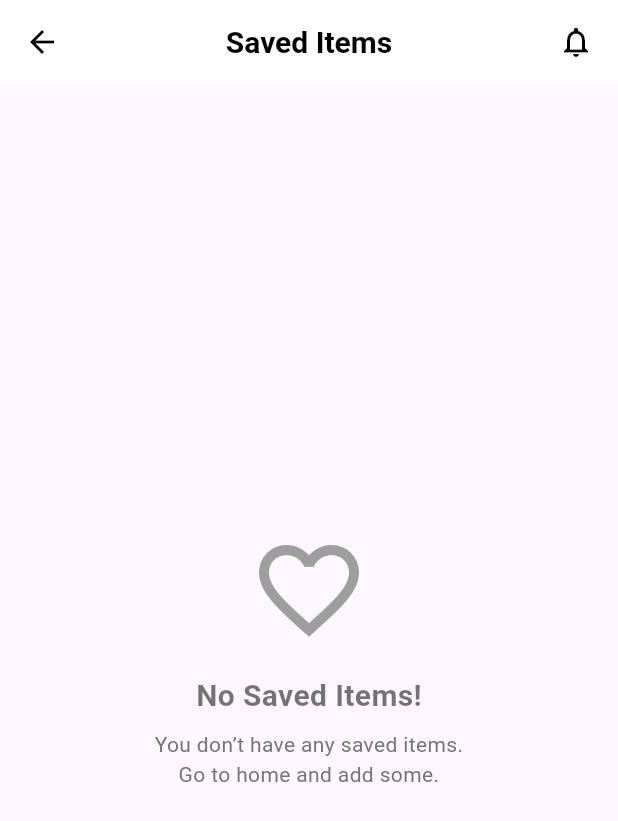
After one commit to DangDiem45/FlutterTraining, a Flutter app: the SaveItemPage screen opened by its route, on a phone screen of 412 x 824 dp. The commit adds this screen. Shown: the top 821 px of the screen. Run offline on Flutter 3.47's test engine with Material 3 defaults, Android fonts, the phone set to English and light mode, and no system bars; our stand-ins replace bloc, cached_network_image, dartz, dio, equatable, flutter_bloc and 7 more; accounts and stored records are empty; generated files the repository leaves out were written again; network calls fail.

Commit message:
finish SavedItem with shared_preferences

```diff
--- a/final_project/lib/core/utils/app_router.dart
+++ b/final_project/lib/core/utils/app_router.dart
@@ -1,6 +1,7 @@
 import 'package:final_project/core/di/injection_container.dart';
 import 'package:final_project/features/ecommerce/presentation/home/bloc/home_bloc.dart';
 import 'package:final_project/features/ecommerce/presentation/home/pages/home_page.dart';
+import 'package:final_project/features/ecommerce/presentation/save/bloc/saved_bloc.dart';
 import 'package:final_project/features/ecommerce/presentation/save/pages/save_item_page.dart';
 import 'package:final_project/features/ecommerce/presentation/search/bloc/search_bloc.dart';
 import 'package:final_project/features/ecommerce/presentation/search/bloc/search_event.dart';
@@ -32,6 +33,10 @@ final GoRouter router = GoRouter(
         return SearchPage();
       },
     ),
-    GoRoute(path: '/saved', builder: (context, state) => const SaveItemPage()),
+    GoRoute(
+      path: '/saved',
+      builder: (context, state) =>
+          BlocProvider.value(value: sl<SavedBloc>(), child: SaveItemPage()),
+    ),
   ],
 );
--- a/final_project/lib/features/ecommerce/data/models/products/product.dart
+++ b/final_project/lib/features/ecommerce/data/models/products/product.dart
@@ -13,6 +13,7 @@ abstract class ProductModel with _$ProductModel {
     required String category,
     required String image,
     required RatingModel rating,
+    @Default(false) bool isFavorite,
   }) = _ProductModel;
 
   factory ProductModel.fromJson(Map<String, dynamic> json) =>
@@ -38,6 +39,7 @@ extension ProductModelExtension on ProductModel {
       category: category,
       image: image,
       rating: rating.toEntity(),
+      isFavorite: isFavorite,
     );
   }
 }
--- a/final_project/lib/features/ecommerce/domain/entities/products/product.dart
+++ b/final_project/lib/features/ecommerce/domain/entities/products/product.dart
@@ -11,6 +11,7 @@ abstract class Product with _$Product {
     required String category,
     required String image,
     required Rating rating,
+    @Default(false) bool isFavorite,
   }) = _Product;
 }
 
--- /dev/null
+++ b/final_project/lib/features/ecommerce/domain/repository/products/saved_favorite_repository.dart
@@ -0,0 +1,6 @@
+import 'package:final_project/features/ecommerce/domain/entities/products/product.dart';
+
+abstract class SavedFavoriteRepository {
+  Future<List<Product>> getFavorites();
+  Future<void> savedFavorites(List<Product> favorites);
+}
--- a/final_project/lib/features/ecommerce/presentation/home/pages/home_page.dart
+++ b/final_project/lib/features/ecommerce/presentation/home/pages/home_page.dart
@@ -72,6 +72,7 @@ class _HomePageState extends State<HomePage> {
         context.go('/search');
         break;
       case 2:
+        context.go('/saved');
         break;
       case 3:
         break;
--- /dev/null
+++ b/final_project/lib/features/ecommerce/presentation/save/bloc/saved_bloc.dart
@@ -0,0 +1,46 @@
+import 'package:final_project/features/ecommerce/domain/entities/products/product.dart';
+import 'package:final_project/features/ecommerce/domain/repository/products/saved_favorite_repository.dart';
+import 'package:final_project/features/ecommerce/presentation/save/bloc/saved_event.dart';
+import 'package:final_project/features/ecommerce/presentation/save/bloc/saved_state.dart';
+import 'package:flutter_bloc/flutter_bloc.dart';
+
+class SavedBloc extends Bloc<SavedEvent, SavedState> {
+  final SavedFavoriteRepository repository;
+  SavedBloc(this.repository) : super(const SavedState()) {
+    on<LoadSavedFavorites>(_onLoadSavedFavorites);
+    on<AddToFavorites>(_onAddToFavorites);
+    on<RemoveFromFavorites>(_onRemoveFromFavorites);
+
+    add(LoadSavedFavorites());
+  }
+
+  Future<void> _onLoadSavedFavorites(
+    LoadSavedFavorites event,
+    Emitter<SavedState> emit,
+  ) async {
+    final favorites = await repository.getFavorites();
+    emit(SavedState(favorite: favorites));
+  }
+
+  Future<void> _onAddToFavorites(
+    AddToFavorites event,
+    Emitter<SavedState> emit,
+  ) async {
+    final product = event.products.copyWith(isFavorite: true);
+    final updatedFavorites = List<Product>.from(state.favorite)..add(product);
+    await repository.savedFavorites(updatedFavorites);
+    emit(SavedState(favorite: updatedFavorites));
+  }
+
+  Future<void> _onRemoveFromFavorites(
+    RemoveFromFavorites event,
+    Emitter<SavedState> emit,
+  ) async {
+    final productToRemove = event.products.copyWith(isFavorite: false);
+    final updatedFavorites = List<Product>.from(state.favorite)
+      ..removeWhere((p) => p.id == productToRemove.id);
+
+    await repository.savedFavorites(updatedFavorites);
+    emit(SavedState(favorite: updatedFavorites));
+  }
+}
--- /dev/null
+++ b/final_project/lib/features/ecommerce/presentation/save/bloc/saved_event.dart
@@ -0,0 +1,15 @@
+import 'package:final_project/features/ecommerce/domain/entities/products/product.dart';
+
+abstract class SavedEvent {}
+
+class LoadSavedFavorites extends SavedEvent {}
+
+class AddToFavorites extends SavedEvent {
+  final Product products;
+  AddToFavorites(this.products);
+}
+
+class RemoveFromFavorites extends SavedEvent {
+  final Product products;
+  RemoveFromFavorites(this.products);
+}
--- /dev/null
+++ b/final_project/lib/features/ecommerce/presentation/save/bloc/saved_state.dart
@@ -0,0 +1,9 @@
+import 'package:final_project/features/ecommerce/domain/entities/products/product.dart';
+
+class SavedState {
+  final List<Product> favorite;
+  const SavedState({this.favorite = const []});
+  SavedState copyWith(List<Product>? favorite) {
+    return SavedState(favorite: favorite ?? this.favorite);
+  }
+}
--- a/final_project/lib/features/ecommerce/presentation/save/pages/save_item_page.dart
+++ b/final_project/lib/features/ecommerce/presentation/save/pages/save_item_page.dart
@@ -1,10 +1,28 @@
-import 'package:flutter/widgets.dart';
+import 'package:final_project/features/ecommerce/presentation/save/bloc/saved_bloc.dart';
+import 'package:final_project/features/ecommerce/presentation/save/bloc/saved_state.dart';
+import 'package:final_project/features/ecommerce/presentation/save/widgets/saved_item_app_bar.dart';
+import 'package:flutter/material.dart';
+import 'package:flutter_bloc/flutter_bloc.dart';
+import 'package:final_project/features/ecommerce/presentation/save/widgets/empty_favorite_widget.dart';
+import 'package:final_project/features/ecommerce/presentation/save/widgets/product_grid_widget.dart';
 
 class SaveItemPage extends StatelessWidget {
   const SaveItemPage({super.key});
 
   @override
   Widget build(BuildContext context) {
-    return const Placeholder();
+    return Scaffold(
+      appBar: const SavedItemAppBar(),
+      body: BlocBuilder<SavedBloc, SavedState>(
+        builder: (context, state) {
+          return state.favorite.isEmpty
+              ? const EmptyFavoriteWidget()
+              : const Padding(
+                  padding: EdgeInsets.all(16),
+                  child: ProductGridWidget(),
+                );
+        },
+      ),
+    );
   }
 }
--- /dev/null
+++ b/final_project/lib/features/ecommerce/presentation/save/widgets/empty_favorite_widget.dart
@@ -0,0 +1,32 @@
+import 'package:flutter/material.dart';
+
+class EmptyFavoriteWidget extends StatelessWidget {
+  const EmptyFavoriteWidget({super.key});
+
+  @override
+  Widget build(BuildContext context) {
+    return Center(
+      child: Column(
+        mainAxisAlignment: MainAxisAlignment.center,
+        children: [
+          const Icon(Icons.favorite_border, size: 80, color: Colors.grey),
+          const SizedBox(height: 16),
+          const Text(
+            'No Saved Items!',
+            style: TextStyle(
+              fontSize: 20,
+              fontWeight: FontWeight.bold,
+              color: Colors.black54,
+            ),
+          ),
+          const SizedBox(height: 8),
+          Text(
+            "You don’t have any saved items.\nGo to home and add some.",
+            style: TextStyle(fontSize: 14, color: Colors.grey[600]),
+            textAlign: TextAlign.center,
+          ),
+        ],
+      ),
+    );
+  }
+}
--- /dev/null
+++ b/final_project/lib/features/ecommerce/presentation/save/widgets/saved_item_app_bar.dart
@@ -0,0 +1,35 @@
+import 'package:flutter/material.dart';
+import 'package:go_router/go_router.dart';
+
+class SavedItemAppBar extends StatelessWidget implements PreferredSizeWidget {
+  const SavedItemAppBar({super.key});
+
+  @override
+  Size get preferredSize => const Size.fromHeight(kToolbarHeight);
+
+  @override
+  Widget build(BuildContext context) {
+    return AppBar(
+      title: const Text(
+        'Saved Items',
+        style: TextStyle(fontWeight: FontWeight.bold, fontSize: 20),
+      ),
+      centerTitle: true,
+      elevation: 0,
+      backgroundColor: Colors.white,
+      foregroundColor: Colors.black,
+      leading: IconButton(
+        icon: const Icon(Icons.arrow_back),
+        onPressed: () {
+          context.go('/');
+        },
+      ),
+      actions: const [
+        Padding(
+          padding: EdgeInsets.only(right: 16.0),
+          child: Icon(Icons.notifications_none),
+        ),
+      ],
+    );
+  }
+}
--- a/final_project/lib/features/ecommerce/presentation/search/widgets/filter_modal_widget.dart
+++ b/final_project/lib/features/ecommerce/presentation/search/widgets/filter_modal_widget.dart
@@ -1,7 +1,6 @@
 import 'package:final_project/features/ecommerce/presentation/search/bloc/search_bloc.dart';
 import 'package:final_project/features/ecommerce/presentation/search/bloc/search_event.dart';
 import 'package:flutter/material.dart';
-import 'package:flutter_bloc/flutter_bloc.dart';
 
 class SearchFiltersModal extends StatefulWidget {
   final SearchBloc searchBloc;
--- a/final_project/lib/main.dart
+++ b/final_project/lib/main.dart
@@ -2,6 +2,8 @@ import 'package:final_project/core/di/injection_container.dart';
 import 'package:final_project/core/utils/app_router.dart';
 import 'package:final_project/features/ecommerce/presentation/home/bloc/home_bloc.dart';
 import 'package:final_project/features/ecommerce/presentation/home/bloc/home_event.dart';
+import 'package:final_project/features/ecommerce/presentation/save/bloc/saved_bloc.dart';
+import 'package:final_project/features/ecommerce/presentation/save/bloc/saved_event.dart';
 import 'package:final_project/features/ecommerce/presentation/search/bloc/search_bloc.dart';
 import 'package:flutter/material.dart';
 import 'package:flutter_bloc/flutter_bloc.dart';
@@ -9,15 +11,22 @@ import 'package:flutter_bloc/flutter_bloc.dart';
 void main() async {
   WidgetsFlutterBinding.ensureInitialized();
   await initializeDependencies();
+
+  final homeBloc = sl<HomeBloc>();
+  final savedBloc = sl<SavedBloc>();
+
   runApp(
     MultiBlocProvider(
       providers: [
-        BlocProvider(create: (_) => sl<HomeBloc>()..add(LoadHome())),
+        BlocProvider.value(value: homeBloc),
         BlocProvider(create: (_) => sl<SearchBloc>()),
+        BlocProvider.value(value: savedBloc),
       ],
       child: const MyApp(),
     ),
   );
+  homeBloc.add(LoadHome());
+  savedBloc.add(LoadSavedFavorites());
 }
 
 class MyApp extends StatelessWidget {
--- a/final_project/pubspec.yaml
+++ b/final_project/pubspec.yaml
@@ -44,6 +44,7 @@ dependencies:
   freezed_annotation: ^3.0.0
   pretty_dio_logger: ^1.4.0
   go_router: ^16.0.0
+  shared_preferences: ^2.5.3
 
 dev_dependencies:
   json_serializable: ^6.9.5
```
Also changed, not shown: final_project/lib/core/di/injection_container.dart (+41 -0 lines), final_project/lib/features/ecommerce/data/repository/products/saved_repository_impl.dart (added, +38 -0 lines), final_project/lib/features/ecommerce/presentation/home/widgets/product_card.dart (+30 -3 lines), final_project/lib/features/ecommerce/presentation/save/widgets/product_card_widget.dart (added, +99 -0 lines), final_project/lib/features/ecommerce/presentation/save/widgets/product_grid_widget.dart (added, +30 -0 lines), final_project/lib/features/ecommerce/data/models/products/product.freezed.dart, final_project/lib/features/ecommerce/data/models/products/product.g.dart, final_project/lib/features/ecommerce/domain/entities/products/product.freezed.dart, final_project/pubspec.lock, 1 other file.
